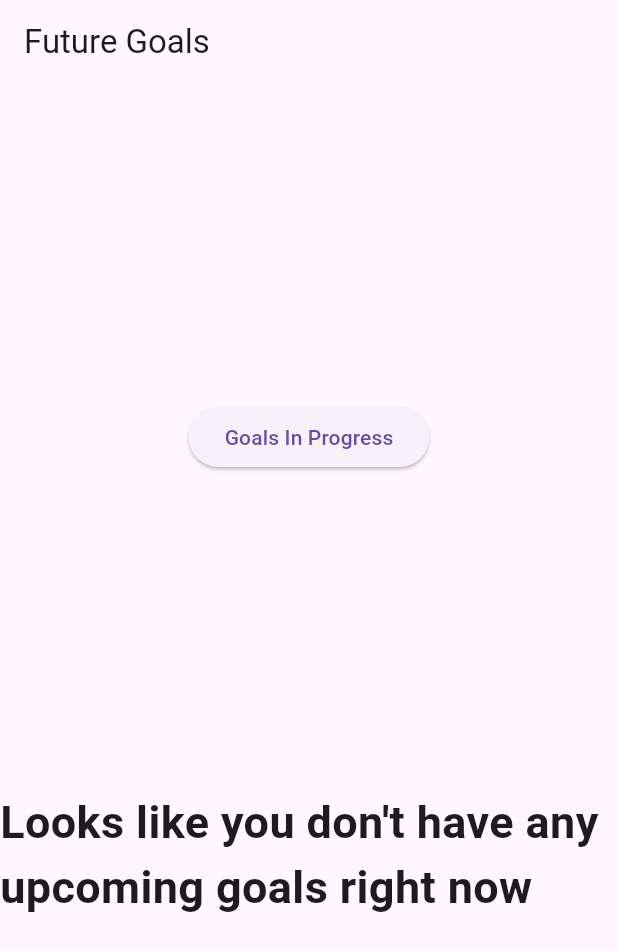
After one commit to jaydapizzuco/Financial-Planning-App, a Flutter app: the FutureGoals screen opened directly, after a tap on "Goals In Progress", after a tap on "Future goals", on a phone screen of 412 x 824 dp. The commit adds this screen. Shown: the top 951 px of the screen. Run offline on Flutter 3.47's test engine with Material 3 defaults, Android fonts, the phone set to English and light mode, and no system bars; our stand-ins replace cloud_firestore, firebase_auth, firebase_core, getwidget, pie_chart, rxdart; accounts and stored records are empty.

Commit message:
started working on future goals page

```diff
--- /dev/null
+++ b/financial_planner/lib/goals/futureGoals.dart
@@ -0,0 +1,196 @@
+import 'package:financial_planner/navigatingScreens.dart';
+import 'package:flutter/material.dart';
+import 'package:getwidget/components/progress_bar/gf_progress_bar.dart';
+import 'package:getwidget/getwidget.dart';
+import 'addGoal.dart';
+import 'package:cloud_firestore/cloud_firestore.dart';
+import 'package:flutter/cupertino.dart';
+import 'package:flutter/widgets.dart';
+import 'goalInfo.dart';
+import 'package:rxdart/rxdart.dart';
+
+class FutureGoals extends StatefulWidget {
+  final String? userId;
+
+  FutureGoals({this.userId});
+
+
+  @override
+  State<FutureGoals> createState() => _FutureGoalsState();
+}
+
+class _FutureGoalsState extends State<FutureGoals> {
+
+  Stream<QuerySnapshot>? _goalsStream;
+
+  int? dateNow;
+
+  @override
+  void initState() {
+    super.initState();
+    setDateNow();
+    getGoals();
+  }
+
+  void getGoals() async {
+    Stream<QuerySnapshot>? _goals = await _getFutureGoals(widget.userId);
+
+    setState(() {
+      _goalsStream = _goals;
+    });
+  }
+
+  void setDateNow(){
+    DateTime now = DateTime.now();
+    String dateTimeNow = '${now.year}' + '${now.month}' + '${now.day}';
+    int dNow = int.parse(dateTimeNow);
+    dateNow = dNow;
+  }
+
+  @override
+  Widget build(BuildContext context) {
+    if (_goalsStream == null || dateNow == null) {
+      return Scaffold(
+        body: Center(
+          child: CircularProgressIndicator(),
+        ),
+      );
+    } else {
+      return Scaffold(
+        appBar: AppBar(
+          title: Text('Future Goals'),
+        ),
+        body: Center(
+            child: Column(
+                mainAxisAlignment: MainAxisAlignment.spaceEvenly,
+                crossAxisAlignment: CrossAxisAlignment.center,
+                children: [
+                  Column(
+                    mainAxisAlignment: MainAxisAlignment.center,
+                    children: [
+                      ElevatedButton(
+                          onPressed: () {
+                            Navigator.pushAndRemoveUntil(
+                                context,
+                                MaterialPageRoute(
+                                    builder: (context) =>
+                                        NavigatingScreen(
+                                          userId: widget.userId,
+                                          page: 4,)),
+                                    (route) => false);
+
+                          }, child: Text('Goals In Progress')),
+                    ],
+                  ),
+                  StreamBuilder<QuerySnapshot>(
+                      stream: _goalsStream,
+                      builder: (BuildContext context,
+                          AsyncSnapshot<QuerySnapshot> snapshot){
+                        if(snapshot.data != null && snapshot.data!.docs.isEmpty){
+                          return Text(
+                            "Looks like you don't have any upcoming goals right now",
+                            style: TextStyle(fontWeight: FontWeight.bold, fontSize: 30),
+                          );
+                        }
+                        if (snapshot.hasError) {
+                          print("$snapshot.error");
+                          return Text('something went wrong');
+                        }
+                        if (snapshot.connectionState == ConnectionState.waiting) {
+                          return Text('Loading');
+                        }
+                        return Expanded(
+                            child: ListView(
+                              shrinkWrap: true,
+                              children: snapshot.data!.docs.map((DocumentSnapshot document){
+                                Map<String, dynamic> data = document.data()! as Map<String, dynamic>;
+                                double ispercentage = double.parse((data['amountCompleted'] / data['goalAmount']).toStringAsFixed(2));
+                                int perDisplay = (ispercentage * 100).toInt();
+                                return Container(
+                                    width: 200,
+                                    child: Column(
+                                      mainAxisAlignment: MainAxisAlignment.spaceEvenly,
+                                      crossAxisAlignment: CrossAxisAlignment.center,
+                                      children: [
+                                        GestureDetector(
+                                          child:
+                                          Container(
+                                            height: 140,
+                                            width: 350,
+                                            decoration: BoxDecoration(
+                                                color: Colors.pinkAccent[100],
+                                                borderRadius: BorderRadius.all(
+                                                    Radius.circular(30))),
+                                            child: ListTile(
+                                                title: Text(
+                                                  data['name'] +
+                                                      "\n\$\ " +
+                                                      (data['goalAmount'] -
+                                                          data['amountCompleted'])
+                                                          .toString() +
+                                                      " remaining",
+                                                  style: TextStyle(
+                                                    fontSize: 28,
+                                                  ),
+                                                ),
+                                                subtitle: GFProgressBar(
+                                                  percentage: ispercentage,
+                                                  backgroundColor : Colors.black,
+                                                  progressBarColor: Colors.green,
+                                                  lineHeight: 25,
+                                                  child: Padding(
+                                                    padding: EdgeInsets.only(right: 5),
+                                                    child: Text('${perDisplay}%', textAlign: TextAlign.end,
+                                                      style: TextStyle(fontSize: 17, color: Colors.white),
+                                                    ),
+                                                  ),
+                                                )
+                                            ),),
+                                          onTap: () {
+                                            Navigator.pushAndRemoveUntil(
+                                                context,
+                                                MaterialPageRoute(
+                                                    builder: (context) =>
+                                                        GoalInfo(
+                                                          userId: widget.userId,
+                                                          goalId: data['id'],)),
+                                                    (route) => false);
+                                          },
+                                        ),
+                                        SizedBox(height: 20,)
+                                      ],
+                                    ));
+                              }).toList(),
+                            )
+                        );
+                      })
+
+                ]
+            )
+        ),
+      );
+    }
+  }
+
+  Future <Stream<QuerySnapshot>> _getGoals(String? id) async {
+    Stream<QuerySnapshot> goals = await FirebaseFirestore.instance
+        .collection('Goals')
+        .where('userId', isEqualTo: id)
+        .snapshots();
+
+    return goals;
+  }
+
+  Future <Stream<QuerySnapshot>> _getFutureGoals(String? id) async {
+    DateTime date = DateTime.now();
+    Timestamp timestampNow = Timestamp.fromDate(date);
+
+    Stream<QuerySnapshot> goals = await FirebaseFirestore.instance
+        .collection('Goals')
+        .where('userId', isEqualTo: id)
+        .where('startDate', isGreaterThan: date)
+        .snapshots();
+
+    return goals;
+  }
+}
--- a/financial_planner/lib/goals/goalsScreen.dart
+++ b/financial_planner/lib/goals/goalsScreen.dart
@@ -5,6 +5,7 @@ import 'addGoal.dart';
 import 'package:cloud_firestore/cloud_firestore.dart';
 import 'package:flutter/cupertino.dart';
 import 'package:flutter/widgets.dart';
+import 'futureGoals.dart';
 import 'goalInfo.dart';
 import 'package:rxdart/rxdart.dart';
 
@@ -58,7 +59,7 @@ class _GoalScreenState extends State<GoalScreen> {
     } else {
       return Scaffold(
         appBar: AppBar(
-          title: Text('Goals'),
+          title: Text('Goals In Progress'),
         ),
         body: Center(
             child: Column(
@@ -71,7 +72,14 @@ class _GoalScreenState extends State<GoalScreen> {
                       //button to see future goals
                       ElevatedButton(
                           onPressed: () {
-
+                            Navigator.pushAndRemoveUntil(
+                                context,
+                                MaterialPageRoute(
+                                    builder: (context) =>
+                                        FutureGoals(
+                                          userId: widget.userId,
+                                        )),
+                                    (route) => false);
                           }, child: Text('Future goals')),
                       SizedBox(height: 10,),
                       //button to see completed goals
@@ -213,27 +221,6 @@ class _GoalScreenState extends State<GoalScreen> {
         .where('startDate', isLessThanOrEqualTo: date)
         .snapshots();
 
-    // Stream<QuerySnapshot> goalsStartdate = await FirebaseFirestore.instance
-    //     .collection('Goals')
-    //     .where('startDate', isLessThanOrEqualTo: date)
-    //     .snapshots();
-
-    // Stream<QuerySnapshot> goals = Rx.combineLatest2(goalsUser, goalsStartdate,
-    //       (QuerySnapshot goalsUser, QuerySnapshot goalsStartdate) {
-    //     List<DocumentSnapshot> goalsUserList = goalsUser.docs;
-    //     List<DocumentSnapshot> goalsStartdateList = goalsStartdate.docs;
-    //
-    //     // Find the overlapping documents
-    //     List<DocumentSnapshot> combined = goalsUserList.where((userIdAndStatusDoc) {
-    //       return goalsStartdateList.any((startDateDoc) =>
-    //       userIdAndStatusDoc.id == startDateDoc.id); // Assuming both streams have a common identifier
-    //     }).toList();
-    //
-    //     //return QuerySnapshot(docs: overlappingDocs);
-    //
-    //   },
-    // );
-
     return goalsUser;
   }
 
--- a/financial_planner/lib/navigatingScreens.dart
+++ b/financial_planner/lib/navigatingScreens.dart
@@ -10,16 +10,22 @@ import 'login/loginScreen.dart';
 
 class NavigatingScreen extends StatefulWidget {
   final String? userId;
-  NavigatingScreen({super.key, required this.userId});
+  final int? page;
+  NavigatingScreen({super.key, required this.userId, this.page});
 
   @override
   State<NavigatingScreen> createState() => _NavigatingScreenState();
 }
 
 class _NavigatingScreenState extends State<NavigatingScreen> {
+  int currentPage = 0;
 
-
-  int currentPage = 0;
+@override
+  void initState() {
+    // TODO: implement initState
+    super.initState();
+    currentPage = (widget.page != null ? widget.page : 0)!;
+  }
 
   @override
   Widget build(BuildContext context) {
@@ -76,7 +82,6 @@ class _NavigatingScreenState extends State<NavigatingScreen> {
 
           GoalScreen(userId: widget.userId),
 
-
         ][currentPage],
       ),
     );
```
